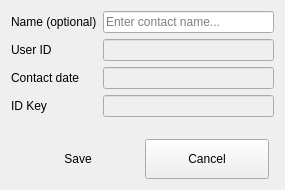
Qt form BlockSettleUILib/EditContactDialog.ui (BlockSettle/terminal) before a commit.
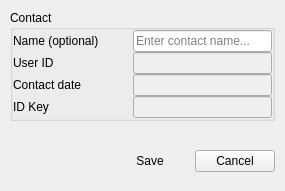
The same form after that commit.

Commit message: Updated some markup for edit contact dialog

The edit to the form file:
```diff
--- a/BlockSettleUILib/EditContactDialog.ui
+++ b/BlockSettleUILib/EditContactDialog.ui
@@ -7,7 +7,7 @@
     <x>0</x>
     <y>0</y>
     <width>285</width>
-    <height>190</height>
+    <height>191</height>
    </rect>
   </property>
   <property name="minimumSize">
@@ -20,58 +20,257 @@
    <string>Edit contact</string>
   </property>
   <layout class="QVBoxLayout" name="verticalLayout">
+   <property name="spacing">
+    <number>0</number>
+   </property>
+   <property name="leftMargin">
+    <number>0</number>
+   </property>
+   <property name="topMargin">
+    <number>0</number>
+   </property>
+   <property name="rightMargin">
+    <number>0</number>
+   </property>
+   <property name="bottomMargin">
+    <number>0</number>
+   </property>
    <item>
-    <layout class="QFormLayout" name="formLayout">
-     <item row="0" column="0">
+    <widget class="QWidget" name="widget_2" native="true">
+     <layout class="QVBoxLayout" name="verticalLayout_2">
+      <property name="spacing">
+       <number>15</number>
+      </property>
+      <property name="leftMargin">
+       <number>10</number>
+      </property>
+      <property name="topMargin">
+       <number>10</number>
+      </property>
+      <property name="rightMargin">
+       <number>10</number>
+      </property>
+      <property name="bottomMargin">
+       <number>10</number>
+      </property>
+      <item>
+       <widget class="QWidget" name="widget_3" native="true">
+        <layout class="QHBoxLayout" name="horizontalLayout_2">
+         <property name="spacing">
+          <number>15</number>
+         </property>
+         <property name="leftMargin">
+          <number>0</number>
+         </property>
+         <property name="topMargin">
+          <number>0</number>
+         </property>
+         <property name="rightMargin">
+          <number>0</number>
+         </property>
+         <property name="bottomMargin">
+          <number>0</number>
+         </property>
+         <item>
+          <widget class="QGroupBox" name="groupBox">
+           <property name="title">
+            <string>Contact</string>
+           </property>
+           <layout class="QVBoxLayout" name="verticalLayout_3">
+            <property name="spacing">
+             <number>0</number>
+            </property>
+            <property name="leftMargin">
+             <number>0</number>
+            </property>
+            <property name="topMargin">
+             <number>0</number>
+            </property>
+            <property name="rightMargin">
+             <number>0</number>
+            </property>
+            <property name="bottomMargin">
+             <number>0</number>
+            </property>
+            <item>
+             <widget class="QWidget" name="widget_4" native="true">
+              <layout class="QHBoxLayout" name="horizontalLayout_3">
+               <property name="spacing">
+                <number>5</number>
+               </property>
+               <property name="leftMargin">
+                <number>0</number>
+               </property>
+               <property name="topMargin">
+                <number>0</number>
+               </property>
+               <property name="rightMargin">
+                <number>0</number>
+               </property>
+               <property name="bottomMargin">
+                <number>0</number>
+               </property>
+               <item>
       <widget class="QLabel" name="nameOptionalLabel">
+                 <property name="minimumSize">
+                  <size>
+                   <width>115</width>
+                   <height>0</height>
+                  </size>
+                 </property>
+                 <property name="maximumSize">
+                  <size>
+                   <width>115</width>
+                   <height>16777215</height>
+                  </size>
+                 </property>
        <property name="text">
         <string>Name (optional)</string>
        </property>
       </widget>
      </item>
-     <item row="0" column="1">
+               <item>
       <widget class="QLineEdit" name="nameOptionalLineEdit">
        <property name="placeholderText">
         <string>Enter contact name...</string>
        </property>
       </widget>
      </item>
-     <item row="1" column="0">
+              </layout>
+             </widget>
+            </item>
+            <item>
+             <widget class="QWidget" name="widget_5" native="true">
+              <layout class="QHBoxLayout" name="horizontalLayout_4">
+               <property name="spacing">
+                <number>5</number>
+               </property>
+               <property name="leftMargin">
+                <number>0</number>
+               </property>
+               <property name="topMargin">
+                <number>0</number>
+               </property>
+               <property name="rightMargin">
+                <number>0</number>
+               </property>
+               <property name="bottomMargin">
+                <number>0</number>
+               </property>
+               <item>
       <widget class="QLabel" name="userIDLabel">
+                 <property name="minimumSize">
+                  <size>
+                   <width>115</width>
+                   <height>0</height>
+                  </size>
+                 </property>
+                 <property name="maximumSize">
+                  <size>
+                   <width>115</width>
+                   <height>16777215</height>
+                  </size>
+                 </property>
        <property name="text">
         <string>User ID</string>
        </property>
       </widget>
      </item>
-     <item row="1" column="1">
+               <item>
       <widget class="QLineEdit" name="userIDLineEdit">
        <property name="enabled">
         <bool>false</bool>
        </property>
       </widget>
      </item>
-     <item row="2" column="0">
+              </layout>
+             </widget>
+            </item>
+            <item>
+             <widget class="QWidget" name="widget_6" native="true">
+              <layout class="QHBoxLayout" name="horizontalLayout_5">
+               <property name="spacing">
+                <number>5</number>
+               </property>
+               <property name="leftMargin">
+                <number>0</number>
+               </property>
+               <property name="topMargin">
+                <number>0</number>
+               </property>
+               <property name="rightMargin">
+                <number>0</number>
+               </property>
+               <property name="bottomMargin">
+                <number>0</number>
+               </property>
+               <item>
       <widget class="QLabel" name="contactDateLabel">
+                 <property name="minimumSize">
+                  <size>
+                   <width>115</width>
+                   <height>0</height>
+                  </size>
+                 </property>
+                 <property name="maximumSize">
+                  <size>
+                   <width>115</width>
+                   <height>16777215</height>
+                  </size>
+                 </property>
        <property name="text">
         <string>Contact date</string>
        </property>
       </widget>
      </item>
-     <item row="2" column="1">
+               <item>
       <widget class="QLineEdit" name="contactDateLineEdit">
        <property name="enabled">
         <bool>false</bool>
        </property>
       </widget>
      </item>
-     <item row="3" column="0">
+              </layout>
+             </widget>
+            </item>
+            <item>
+             <widget class="QWidget" name="widget_7" native="true">
+              <layout class="QHBoxLayout" name="horizontalLayout_6">
+               <property name="spacing">
+                <number>5</number>
+               </property>
+               <property name="leftMargin">
+                <number>0</number>
+               </property>
+               <property name="topMargin">
+                <number>0</number>
+               </property>
+               <property name="rightMargin">
+                <number>0</number>
+               </property>
+               <property name="bottomMargin">
+                <number>0</number>
+               </property>
+               <item>
       <widget class="QLabel" name="iDKeyLabel">
+                 <property name="minimumSize">
+                  <size>
+                   <width>115</width>
+                   <height>0</height>
+                  </size>
+                 </property>
+                 <property name="maximumSize">
+                  <size>
+                   <width>115</width>
+                   <height>16777215</height>
+                  </size>
+                 </property>
        <property name="text">
         <string>ID Key</string>
        </property>
       </widget>
      </item>
-     <item row="3" column="1">
+               <item>
       <widget class="QLineEdit" name="iDKeyLineEdit">
        <property name="enabled">
         <bool>false</bool>
@@ -79,64 +278,53 @@
       </widget>
      </item>
     </layout>
-   </item>
+             </widget>
+            </item>
+           </layout>
+          </widget>
+         </item>
+        </layout>
+       </widget>
+      </item>
+     </layout>
+    </widget>
+   </item>
    <item>
-    <spacer name="verticalSpacer">
+    <widget class="QWidget" name="widget" native="true">
+     <property name="buttonBar" stdset="0">
+      <bool>true</bool>
+     </property>
+     <layout class="QHBoxLayout" name="horizontalLayout">
+      <property name="spacing">
+       <number>5</number>
+      </property>
+      <property name="leftMargin">
+       <number>10</number>
+      </property>
+      <property name="topMargin">
+       <number>10</number>
+      </property>
+      <property name="rightMargin">
+       <number>10</number>
+      </property>
+      <property name="bottomMargin">
+       <number>10</number>
+      </property>
+      <item>
+       <spacer name="horizontalSpacer">
      <property name="orientation">
-      <enum>Qt::Vertical</enum>
+         <enum>Qt::Horizontal</enum>
      </property>
      <property name="sizeHint" stdset="0">
       <size>
-       <width>20</width>
-       <height>40</height>
+          <width>40</width>
+          <height>20</height>
       </size>
      </property>
     </spacer>
    </item>
    <item>
-    <widget class="QWidget" name="widget" native="true">
-     <property name="minimumSize">
-      <size>
-       <width>0</width>
-       <height>40</height>
-      </size>
-     </property>
-     <property name="maximumSize">
-      <size>
-       <width>16777215</width>
-       <height>40</height>
-      </size>
-     </property>
-     <layout class="QHBoxLayout" name="horizontalLayout">
-      <property name="spacing">
-       <number>5</number>
-      </property>
-      <property name="leftMargin">
-       <number>5</number>
-      </property>
-      <property name="topMargin">
-       <number>0</number>
-      </property>
-      <property name="rightMargin">
-       <number>5</number>
-      </property>
-      <property name="bottomMargin">
-       <number>0</number>
-      </property>
-      <item>
        <widget class="QPushButton" name="saveButton">
-        <property name="minimumSize">
-         <size>
-          <width>0</width>
-          <height>40</height>
-         </size>
-        </property>
-        <property name="maximumSize">
-         <size>
-          <width>16777215</width>
-          <height>40</height>
-         </size>
-        </property>
         <property name="text">
          <string>Save</string>
         </property>
@@ -150,18 +338,6 @@
       </item>
       <item>
        <widget class="QPushButton" name="cancelButton">
-        <property name="minimumSize">
-         <size>
-          <width>0</width>
-          <height>40</height>
-         </size>
-        </property>
-        <property name="maximumSize">
-         <size>
-          <width>16777215</width>
-          <height>40</height>
-         </size>
-        </property>
         <property name="text">
          <string>Cancel</string>
         </property>
```
Lines whose indentation alone changed are shown as unchanged.
